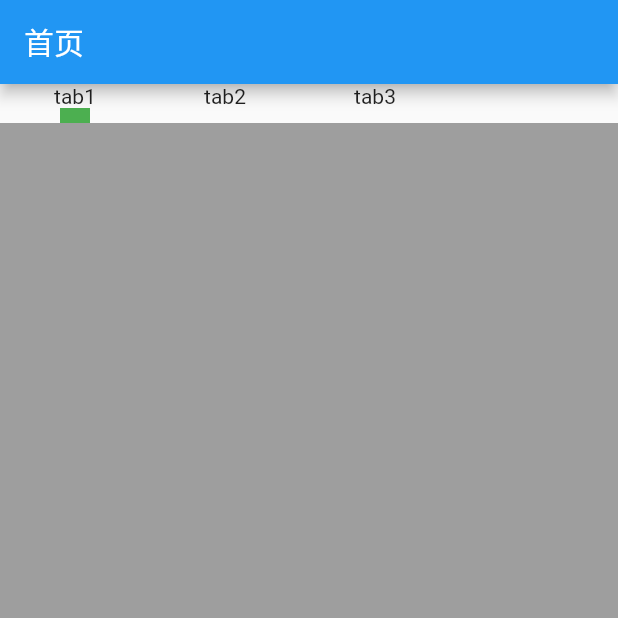
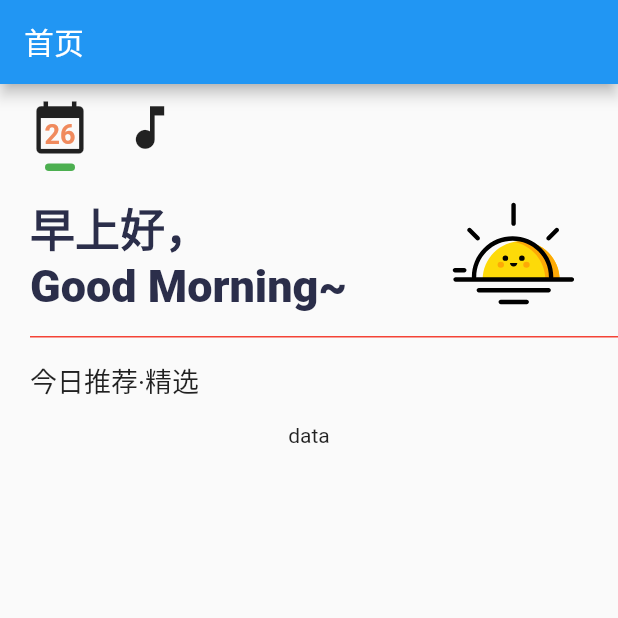
Before and after one commit to Mrfujianfei/flutter-music-app, a Flutter app: the screen it shows after launch, on a phone screen of 412 x 824 dp, the top half of it. Run offline on Flutter 3.47's test engine with Material 2 defaults, Android fonts, the phone set to English and light mode, and no system bars; our stand-ins replace flutter_svg.

Commit message:
feature: 首页推荐

```diff
--- a/lib/Home.dart
+++ b/lib/Home.dart
@@ -1,5 +1,8 @@
 import 'package:flutter/material.dart';
 
+import 'Home2.dart';
+import 'pages/recommend.dart';
+import 'widgets/calendar_today.dart';
 import 'widgets/tab_view.dart';
 
 class Home extends StatelessWidget {
@@ -11,20 +14,12 @@ class Home extends StatelessWidget {
       ),
       body: TabView(
         tabMenus: <Widget>[
-          Text("tab1"),
-          Text("tab2"),
-          Text("tab3"),
+          CalendarToday(),
+          Icon(Icons.music_note,size:38.0,),
         ],
         children: <Widget>[
-          Container(
-            color: Colors.grey,
-          ),
-          Container(
-            color: Colors.orange,
-          ),
-          Container(
-            color: Colors.green,
-          )
+          Recommend(),
+          Home2(),
         ],
       ),
     );
--- a/lib/Home2.dart
+++ b/lib/Home2.dart
@@ -1,14 +1,13 @@
 import 'package:flutter/material.dart';
+
 class Home2 extends StatelessWidget {
+
+
   @override
   Widget build(BuildContext context) {
-    return Scaffold(
-      appBar: AppBar(
-        title: Text("首页2"),
-      ),
-      body: Center(
-        child: Text("首页2"),
-      ),
+    print('222222');
+    return Center(
+      child: Text("首页2"),
     );
   }
 }
--- /dev/null
+++ b/lib/config.dart
@@ -0,0 +1,3 @@
+import 'dart:ui';
+
+Color themeColor = Color.fromRGBO(240,138,93, 1);
--- a/lib/main.dart
+++ b/lib/main.dart
@@ -16,7 +16,7 @@ class MyApp extends StatelessWidget {
       initialRoute: '/', // 初始化路由
       // routes: routes,
       onGenerateRoute: (RouteSettings settings) {
-         print("=====");
+        print("=====");
         print(settings);
         return MaterialPageRoute(
           builder: routes[settings.name],
--- /dev/null
+++ b/lib/pages/recommend.dart
@@ -0,0 +1,26 @@
+import 'package:flutter/material.dart';
+import 'package:musicapp/widgets/welcome.dart';
+
+class Recommend extends StatelessWidget {
+  @override
+  Widget build(BuildContext context) {
+    return ListView(
+      children: <Widget>[
+        Welcome(),
+        Padding(
+          padding: EdgeInsets.symmetric(horizontal: 20.0,vertical: 15.0),
+          child: Text(
+            "今日推荐·精选",
+            style: TextStyle(fontSize: 18.0),
+          ),
+        ),
+        Padding(
+          padding: EdgeInsets.symmetric(horizontal: 20.0),
+          child: Column(
+            children: <Widget>[Text("data")],
+          ),
+        )
+      ],
+    );
+  }
+}
--- /dev/null
+++ b/lib/widgets/calendar_today.dart
@@ -0,0 +1,22 @@
+import 'package:flutter/material.dart';
+import 'package:musicapp/config.dart';
+
+class CalendarToday extends StatelessWidget {
+  @override
+  Widget build(BuildContext context) {
+    return Stack(
+      alignment: Alignment(0, 0.5),
+      children: <Widget>[
+        Icon(
+          Icons.calendar_today,
+          size: 38.0,
+        ),
+        Text(
+          "26",
+          style: TextStyle(
+              fontWeight: FontWeight.w700, color: themeColor, fontSize: 18.0),
+        )
+      ],
+    );
+  }
+}
--- a/lib/widgets/tab_view.dart
+++ b/lib/widgets/tab_view.dart
@@ -1,7 +1,7 @@
 import 'package:flutter/material.dart';
 
-const double TAB_WIDTH = 100.0; // tab的宽度
-const double INIT_BORDER_X = 40.0; // 初始化border的位置
+const double TAB_WIDTH = 60.0; // tab的宽度
+const double INIT_BORDER_X = 30.0; // 初始化border的位置
 
 class TabView extends StatefulWidget {
   int initTab; // 初始化tab项
@@ -16,23 +16,25 @@ class _TabViewState extends State<TabView> {
   // PageView控制器
   PageController _controller = new PageController();
 
-  double _labelBorder = 40.0; // 底部导航初始位置
+  double _labelBorder = INIT_BORDER_X; // 底部导航初始位置
 
   @override
   void initState() {
     // TODO: implement initState
 
     // 在初始化的时候对_controller进行监听
-    _controller..addListener(() {
+    _controller
+      ..addListener(() {
         setState(() {
-          _labelBorder =INIT_BORDER_X + TAB_WIDTH * _controller.page;
+          _labelBorder = INIT_BORDER_X + TAB_WIDTH * _controller.page;
         });
       });
     super.initState();
   }
 
   List<Widget> _tabMenus() {
-   return widget.tabMenus.map((item) => SizedBox(
+    return widget.tabMenus
+        .map((item) => SizedBox(
               width: TAB_WIDTH,
               child: Center(
                 child: item,
@@ -46,22 +48,29 @@ class _TabViewState extends State<TabView> {
     return Column(
       crossAxisAlignment: CrossAxisAlignment.start,
       children: <Widget>[
-        Row(
+        Padding(
+          padding: EdgeInsets.fromLTRB(10.0, 10.0, 10.0, 5),
+          child: Row(
             children: _tabMenus(),
+          ),
         ),
         Transform(
           transform: Matrix4.translationValues(_labelBorder, 0.0, 0.0),
           child: Container(
-            height: 10.0,
+            height: 5.0,
             width: 20.0,
+            decoration: BoxDecoration(
               color: Colors.green,
+              borderRadius: BorderRadius.circular(30.0),
+            ),
           ),
         ),
         Expanded(
           child: PageView(
             controller: _controller,
             children: <Widget>[...widget.children],
-        ))
+          ),
+        )
       ],
     );
   }
--- /dev/null
+++ b/lib/widgets/welcome.dart
@@ -0,0 +1,54 @@
+import 'package:flutter/material.dart';
+import 'package:flutter_svg/flutter_svg.dart';
+
+class Welcome extends StatelessWidget {
+  @override
+  Widget build(BuildContext context) {
+    return Container(
+      margin: EdgeInsets.only(left: 20.0),
+      padding: EdgeInsets.symmetric(vertical: 5.0),
+      decoration: BoxDecoration(
+        border: Border(
+          bottom: BorderSide(color: Colors.red),
+        ),
+      ),
+      child: Row(
+        children: <Widget>[
+          Expanded(
+            child: Column(
+              crossAxisAlignment: CrossAxisAlignment.start,
+              children: <Widget>[
+                Text(
+                  "早上好，",
+                  style: TextStyle(
+                      fontSize: 30.0,
+                      color: Color.fromRGBO(43, 46, 74, 1),
+                      fontWeight: FontWeight.w600),
+                ),
+                Text(
+                  "Good Morning~",
+                  style: TextStyle(
+                      fontSize: 30.0,
+                      color: Color.fromRGBO(43, 46, 74, 1),
+                      fontWeight: FontWeight.w800),
+                )
+              ],
+            ),
+          ),
+          Padding(
+            padding: EdgeInsets.only(right: 20.0),
+            child: SizedBox(
+              width: 100.0,
+              height: 100.0,
+              child: Center(
+                child: new SvgPicture.asset(
+                  "assets/sun.svg",
+                ),
+              ),
+            ),
+          )
+        ],
+      ),
+    );
+  }
+}
```
Also changed, not shown: pubspec.yaml (+4 -26 lines), assets/sun.svg (added), pubspec.lock. Lines whose indentation alone changed are shown as unchanged.
